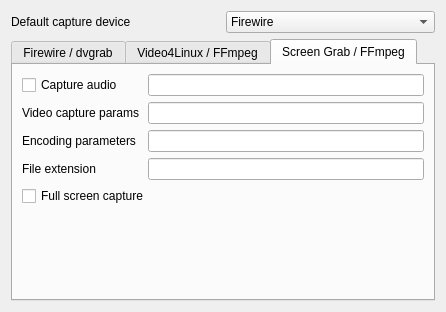
Above: src/widgets/configcapture_ui.ui from KDE/kdenlive before the change. Below: the same form after it.
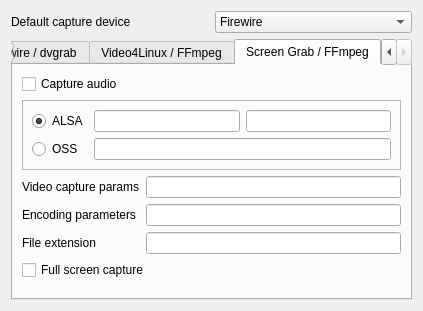
That is the form after the change. The open tabs and pages were chosen to show the change. Custom widgets are drawn as their Qt base class.

Commit message: Allow audio capture through alsa for screen grabs. Should fix issue: http://www.kdenlive.org:80/mantis/view.php?id=248

The edit to the form file:
```diff
--- a/src/widgets/configcapture_ui.ui
+++ b/src/widgets/configcapture_ui.ui
@@ -5,8 +5,8 @@
    <rect>
     <x>0</x>
     <y>0</y>
-    <width>446</width>
-    <height>312</height>
+    <width>409</width>
+    <height>311</height>
    </rect>
   </property>
   <layout class="QGridLayout" name="gridLayout_3" >
@@ -354,28 +354,63 @@
       <attribute name="title" >
        <string>Screen Grab / FFmpeg</string>
       </attribute>
-      <layout class="QGridLayout" name="gridLayout_4" >
-       <item row="0" column="0" >
+      <layout class="QGridLayout" name="gridLayout_5" >
+       <item row="0" column="0" colspan="2" >
         <widget class="QCheckBox" name="kcfg_screengrabenableaudio" >
          <property name="text" >
           <string>Capture audio</string>
          </property>
         </widget>
        </item>
-       <item row="0" column="2" >
-        <widget class="KLineEdit" name="kcfg_screengrabaudiocapture" />
+       <item row="1" column="0" colspan="3" >
+        <widget class="QFrame" name="audio_group" >
+         <property name="frameShape" >
+          <enum>QFrame::StyledPanel</enum>
+         </property>
+         <property name="frameShadow" >
+          <enum>QFrame::Raised</enum>
+         </property>
+         <layout class="QGridLayout" name="gridLayout_4" >
+          <item row="0" column="0" >
+           <widget class="QRadioButton" name="radioButton_2" >
+            <property name="text" >
+             <string>ALSA</string>
+            </property>
+            <property name="checked" >
+             <bool>true</bool>
+            </property>
+           </widget>
+          </item>
+          <item row="0" column="1" >
+           <widget class="KLineEdit" name="kcfg_screengrabalsacapture" />
+          </item>
+          <item row="0" column="2" >
+           <widget class="KLineEdit" name="kcfg_screengrabalsacapture2" />
+          </item>
+          <item row="1" column="0" >
+           <widget class="QRadioButton" name="kcfg_useosscapture" >
+            <property name="text" >
+             <string>OSS</string>
+            </property>
+           </widget>
+          </item>
+          <item row="1" column="1" colspan="2" >
+           <widget class="KLineEdit" name="kcfg_screengrabosscapture" />
+          </item>
+         </layout>
+        </widget>
        </item>
-       <item row="1" column="0" colspan="2" >
+       <item row="2" column="0" colspan="2" >
         <widget class="QLabel" name="label_17" >
          <property name="text" >
           <string>Video capture params</string>
          </property>
         </widget>
        </item>
-       <item row="1" column="2" >
+       <item row="2" column="2" >
         <widget class="KLineEdit" name="kcfg_screengrabcapture" />
        </item>
-       <item row="2" column="0" >
+       <item row="3" column="0" colspan="2" >
         <widget class="QLabel" name="label_8" >
          <property name="sizePolicy" >
           <sizepolicy vsizetype="Preferred" hsizetype="Maximum" >
@@ -388,7 +423,7 @@
          </property>
         </widget>
        </item>
-       <item row="2" column="2" >
+       <item row="3" column="2" >
         <widget class="KLineEdit" name="kcfg_screengrabencoding" >
          <property name="sizePolicy" >
           <sizepolicy vsizetype="Fixed" hsizetype="MinimumExpanding" >
@@ -401,7 +436,7 @@
          </property>
         </widget>
        </item>
-       <item row="3" column="0" >
+       <item row="4" column="0" >
         <widget class="QLabel" name="label_10" >
          <property name="sizePolicy" >
           <sizepolicy vsizetype="Preferred" hsizetype="Maximum" >
@@ -414,7 +449,7 @@
          </property>
         </widget>
        </item>
-       <item row="3" column="2" >
+       <item row="4" column="2" >
         <widget class="KLineEdit" name="kcfg_screengrabextension" >
          <property name="sizePolicy" >
           <sizepolicy vsizetype="Fixed" hsizetype="MinimumExpanding" >
@@ -427,14 +462,14 @@
          </property>
         </widget>
        </item>
-       <item row="4" column="0" colspan="3" >
+       <item row="5" column="0" colspan="3" >
         <widget class="QCheckBox" name="kcfg_fullscreengrab" >
          <property name="text" >
           <string>Full screen capture</string>
          </property>
         </widget>
        </item>
-       <item row="5" column="1" colspan="2" >
+       <item row="6" column="1" colspan="2" >
         <spacer name="verticalSpacer_3" >
          <property name="orientation" >
           <enum>Qt::Vertical</enum>
```
Left out of the diff: 5 changed lines with no effect on the pictures. The commit also changes 4 other files.
